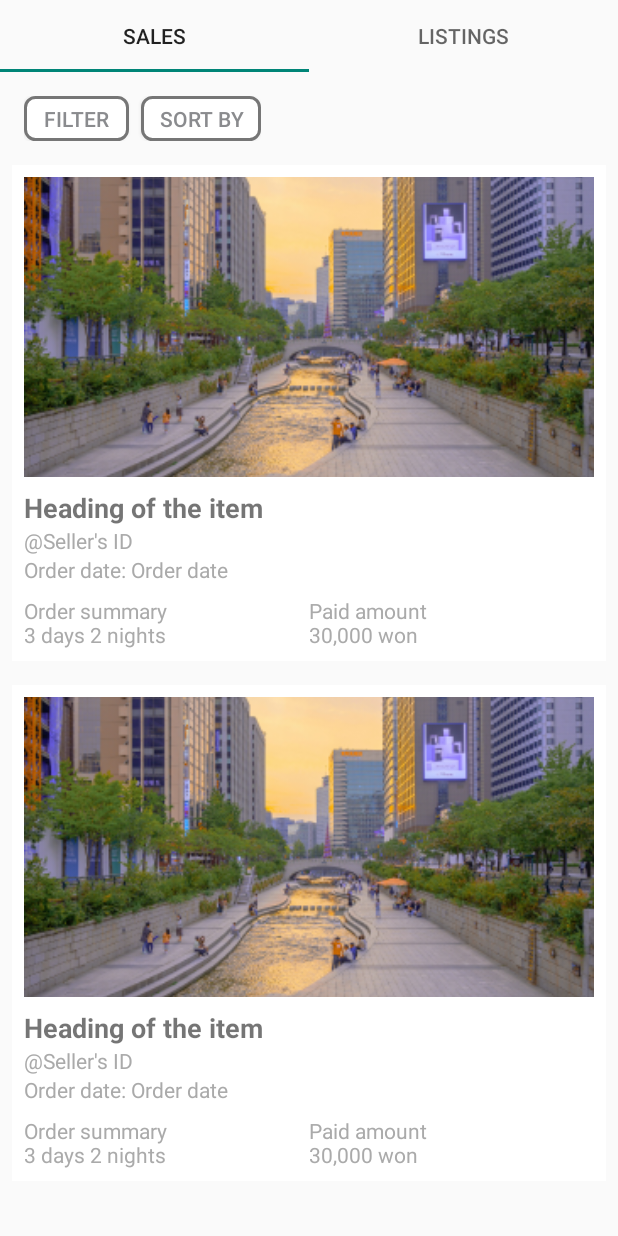
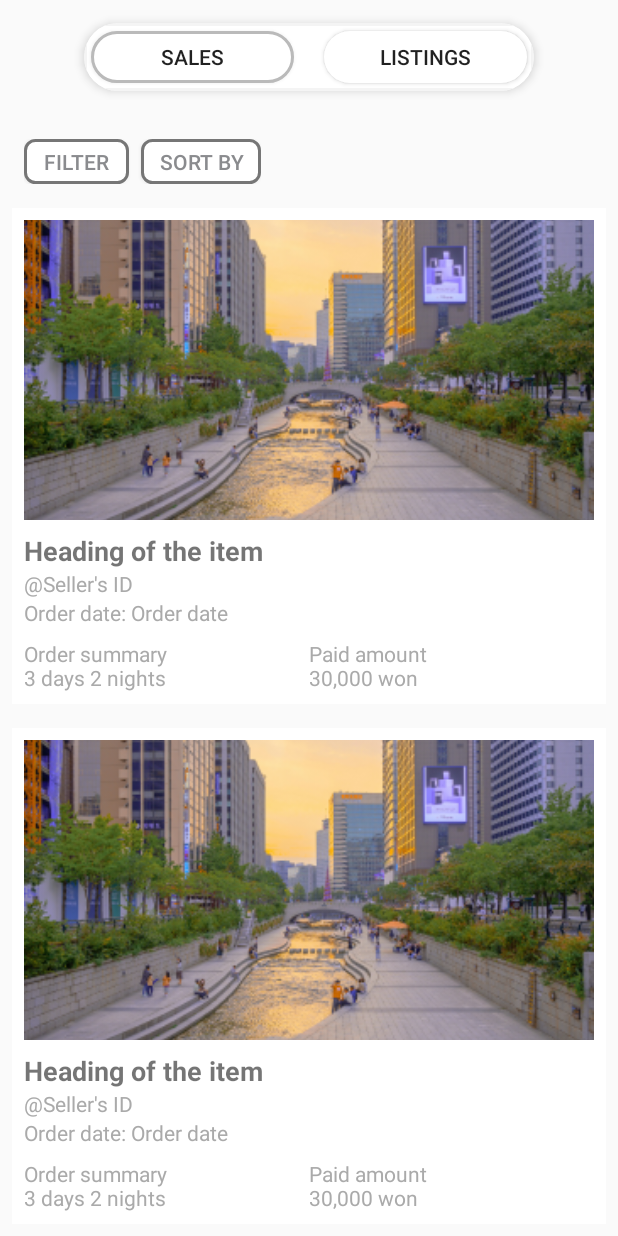
Before and after one commit to ERICA-KBuddy/Client, an Android app: the fragment MysaleFragment shown on its own in the app's theme, on a phone screen of 412 x 824 dp. Run offline under Robolectric (Android 15) with nearby library versions, the phone set to English and light mode, and no system bars.

Commit message:
[feat][Improve mysaleActivity layout][brightalot]

```diff
--- a/app/src/main/java/com/example/k_buddy/ui/mainPage/ui/mypage/mysale/MysaleFragment.kt
+++ b/app/src/main/java/com/example/k_buddy/ui/mainPage/ui/mypage/mysale/MysaleFragment.kt
@@ -1,20 +1,19 @@
 package com.example.k_buddy.ui.mainPage.ui.mypage.mysale
 
 import android.os.Bundle
-import androidx.fragment.app.Fragment
 import android.view.LayoutInflater
 import android.view.View
 import android.view.ViewGroup
+import androidx.fragment.app.Fragment
 import androidx.fragment.app.viewModels
+import com.example.k_buddy.R
 import com.example.k_buddy.databinding.FragmentMysaleBinding
-import com.google.android.material.tabs.TabLayoutMediator
 
 class MysaleFragment : Fragment() {
 
     private var _binding: FragmentMysaleBinding? = null
     private val binding get() = _binding!!
 
-    // ViewModel을 by viewModels()를 사용하여 초기화
     private val viewModel: MysaleViewModel by viewModels()
     override fun onCreateView(
         inflater: LayoutInflater, container: ViewGroup?,
@@ -26,23 +25,28 @@ class MysaleFragment : Fragment() {
 
     override fun onViewCreated(view: View, savedInstanceState: Bundle?) {
         super.onViewCreated(view, savedInstanceState)
-        setupViewPagerAndTabs()
+        setupViewPager()
+        setupButtons()
     }
-    private fun setupViewPagerAndTabs() {
-        // ViewPager 설정
+
+    private fun setupViewPager() {
         val viewPager = binding.mySaleViewPager
-        val tabLayout = binding.mySaleTabLayout
         val adapter = MysaleAdapter(requireActivity())
         viewPager.adapter = adapter
+    }
 
-        // TabLayout과 ViewPager 연결
-        TabLayoutMediator(tabLayout, viewPager) { tab, position ->
-            tab.text = when (position) {
-                0 -> "Sales"
-                1 -> "Listings"
-                else -> null
-            }
-        }.attach()
+    private fun setupButtons() {
+        binding.buttonSales.setOnClickListener {
+            binding.mySaleViewPager.currentItem = 0
+            binding.buttonSales.setBackgroundResource(R.drawable.mysale_clicked_button)
+            binding.buttonListings.setBackgroundResource(R.drawable.mysale_unclicked_button)
+        }
+
+        binding.buttonListings.setOnClickListener {
+            binding.mySaleViewPager.currentItem = 1
+            binding.buttonSales.setBackgroundResource(R.drawable.mysale_unclicked_button)
+            binding.buttonListings.setBackgroundResource(R.drawable.mysale_clicked_button)
+        }
     }
 
     override fun onDestroyView() {
--- /dev/null
+++ b/app/src/main/res/drawable/mysale_clicked_button.xml
@@ -0,0 +1,11 @@
+<?xml version="1.0" encoding="utf-8"?>
+<shape xmlns:android="http://schemas.android.com/apk/res/android"
+    android:shape="rectangle">
+    <solid android:color="@color/white" />
+    <stroke android:width="2dp" android:color="#BABABA"/>
+    <corners
+        android:bottomLeftRadius="50dp"
+        android:bottomRightRadius="50dp"
+        android:topLeftRadius="50dp"
+        android:topRightRadius="50dp" />
+</shape>
--- /dev/null
+++ b/app/src/main/res/drawable/mysale_unclicked_button.xml
@@ -0,0 +1,11 @@
+<?xml version="1.0" encoding="utf-8"?>
+<shape xmlns:android="http://schemas.android.com/apk/res/android"
+    android:shape="rectangle">
+    <solid android:color="@color/white" />
+    <stroke android:color="@color/white"/>
+    <corners
+        android:bottomLeftRadius="50dp"
+        android:bottomRightRadius="50dp"
+        android:topLeftRadius="50dp"
+        android:topRightRadius="50dp" />
+</shape>
--- /dev/null
+++ b/app/src/main/res/drawable/mysale_viewpager_button.xml
@@ -0,0 +1,11 @@
+<?xml version="1.0" encoding="utf-8"?>
+<shape xmlns:android="http://schemas.android.com/apk/res/android"
+    android:shape="rectangle">
+    <solid android:color="@color/white" />
+    <stroke android:width="2dp" android:color="#8C93A0"/>
+    <corners
+        android:bottomLeftRadius="50dp"
+        android:bottomRightRadius="50dp"
+        android:topLeftRadius="50dp"
+        android:topRightRadius="50dp" />
+</shape>
--- a/app/src/main/res/layout/fragment_mysale.xml
+++ b/app/src/main/res/layout/fragment_mysale.xml
@@ -6,27 +6,53 @@
     tools:context=".ui.mainPage.ui.mypage.mysale.MysaleFragment">
 
     <ScrollView
-        android:layout_width="wrap_content"
-        android:layout_height="wrap_content">
+        android:layout_width="match_parent"
+        android:layout_height="match_parent">
+
         <LinearLayout
             android:layout_width="match_parent"
-            android:layout_height="0dp"
-            android:layout_weight="1"
+            android:layout_height="wrap_content"
             android:orientation="vertical">
 
-            <com.google.android.material.tabs.TabLayout
-                android:id="@+id/my_sale_tab_layout"
-                android:layout_width="match_parent"
-                android:layout_height="wrap_content"/>
+            <androidx.cardview.widget.CardView
+                android:layout_width="300dp"
+                android:layout_height="45dp"
+                android:layout_margin="16dp"
+                app:cardCornerRadius="50dp"
+                android:layout_gravity="center_horizontal"
+                app:cardElevation="4dp">
 
-            <androidx.viewpager2.widget.ViewPager2
-                android:id="@+id/my_sale_view_pager"
-                android:layout_width="match_parent"
-                android:layout_height="0dp"
-                android:layout_weight="1" />
-        </LinearLayout>
+                <LinearLayout
+                    android:layout_width="match_parent"
+                    android:layout_height="wrap_content"
+                    android:background="@drawable/edit_profile_round_button_2"
+                    android:gravity="center">
+
+                    <Button
+                        android:id="@+id/button_sales"
+                        android:layout_width="135dp"
+                        android:layout_height="wrap_content"
+                        android:background="@drawable/mysale_clicked_button"
+                        android:textSize="14dp"
+                        android:layout_marginVertical="5dp"
+                        android:layout_marginEnd="20dp"
+                        android:text="Sales"/>
+
+                    <Button
+                        android:id="@+id/button_listings"
+                        android:layout_width="135dp"
+                        android:layout_height="wrap_content"
+                        android:background="@drawable/mysale_unclicked_button"
+                        android:textSize="14dp"
+                        android:layout_marginVertical="5dp"
+                        android:text="Listings"/>
+                </LinearLayout>
+            </androidx.cardview.widget.CardView>
+                    <androidx.viewpager2.widget.ViewPager2
+                        android:id="@+id/my_sale_view_pager"
+                        android:layout_width="match_parent"
+                        android:layout_height="match_parent" />
+                </LinearLayout>
     </ScrollView>
-    <!-- Tabs Section -->
-
 
 </RelativeLayout>
```
